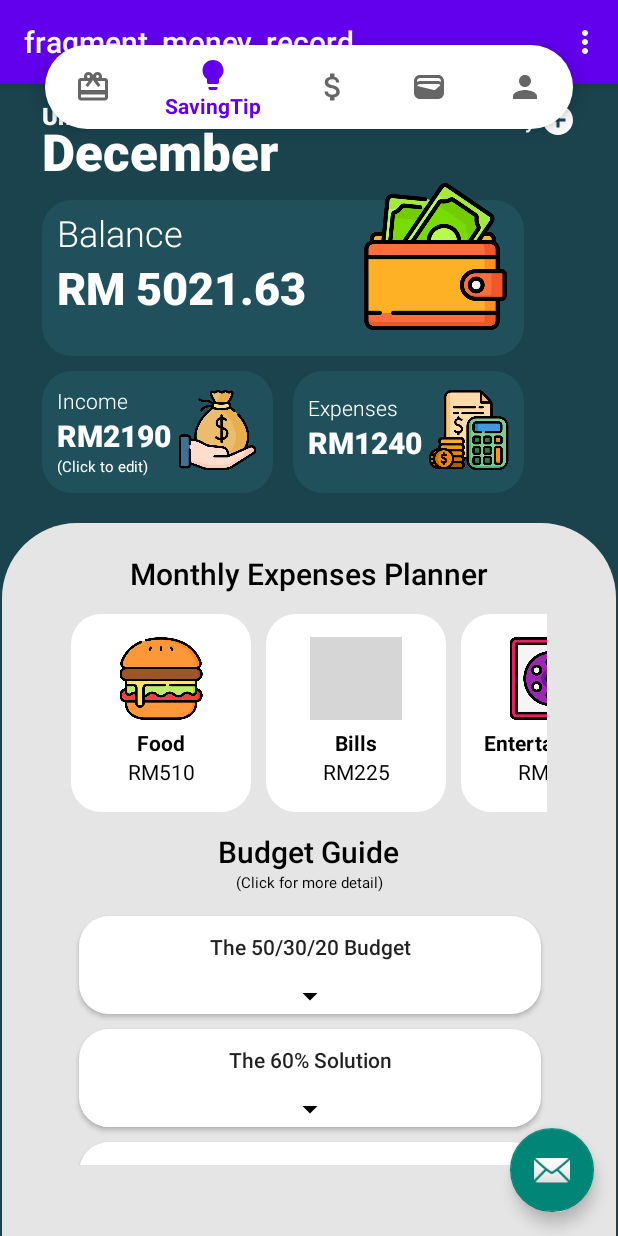
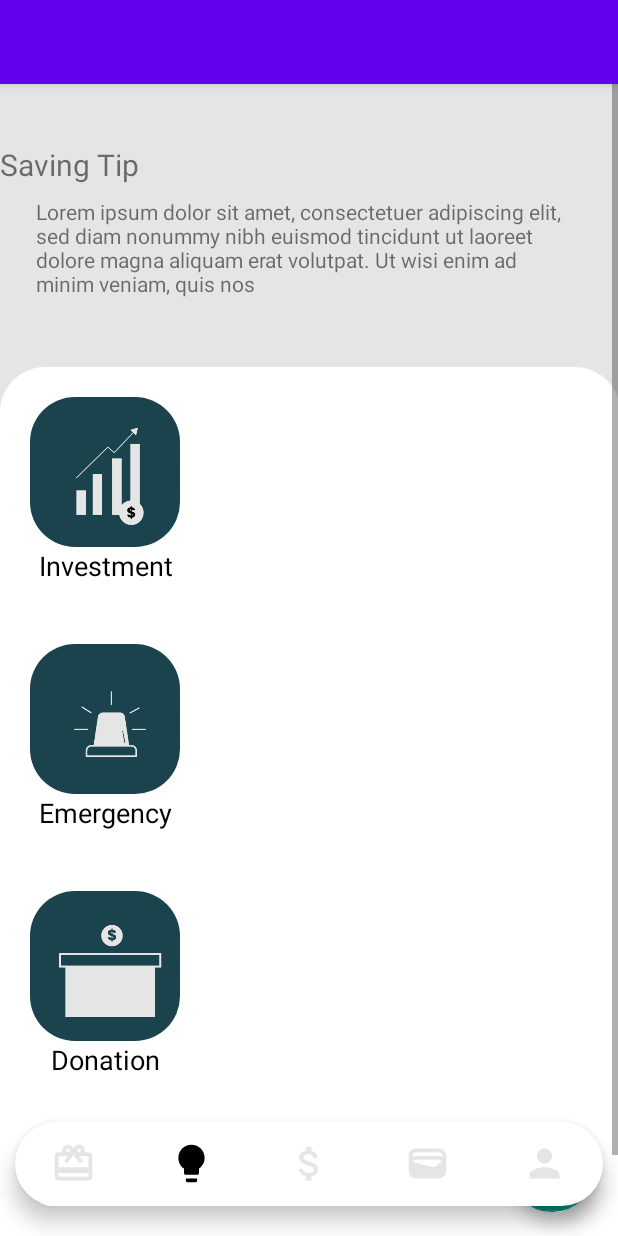
Before and after one commit to aidil576/UnbrokeBudgetApp, an Android app: the screen it shows after launch (MainActivity), item 2 of the bottom bar chosen, on a phone screen of 412 x 824 dp. Run offline under Robolectric (Android 15) with nearby library versions, the phone set to English and light mode, and no system bars; our stand-ins replace navigation-ui; grey boxes are pictures that could not be loaded.

Commit message:
Menu Bottom Bar Navigation Update: Successful to make it function but have some bug when click the menu button

```diff
--- a/app/src/main/java/com/example/unbrokebudgetapplication/MainActivity.java
+++ b/app/src/main/java/com/example/unbrokebudgetapplication/MainActivity.java
@@ -1,76 +1,112 @@
 package com.example.unbrokebudgetapplication;
 
 import android.os.Bundle;
+import android.view.MenuItem;
 
-import com.google.android.material.snackbar.Snackbar;
+import androidx.annotation.NonNull;
+import androidx.appcompat.app.AppCompatActivity;
+import androidx.fragment.app.Fragment;
 
-import androidx.appcompat.app.AppCompatActivity;
+import com.google.android.material.bottomnavigation.BottomNavigationView;
+import com.google.android.material.navigation.NavigationBarView;
 
-import android.view.View;
 
-import androidx.navigation.NavController;
-import androidx.navigation.Navigation;
-import androidx.navigation.ui.AppBarConfiguration;
-import androidx.navigation.ui.NavigationUI;
 
-import com.example.unbrokebudgetapplication.databinding.ActivityMainBinding;
-
-import android.view.Menu;
-import android.view.MenuItem;
+//unused import
+//import android.view.View;
+//import androidx.navigation.NavController;
+//import androidx.navigation.Navigation;
+//import androidx.navigation.ui.AppBarConfiguration;
+//import androidx.navigation.ui.NavigationUI;
+//import com.google.android.material.snackbar.Snackbar;
+//import com.example.unbrokebudgetapplication.databinding.ActivityMainBinding;
+//
+//import android.view.Menu;
 
 public class MainActivity extends AppCompatActivity {
 
-    private AppBarConfiguration appBarConfiguration;
-    private ActivityMainBinding binding;
+    //private AppBarConfiguration appBarConfiguration;
+    //private ActivityMainBinding binding;
+    BottomNavigationView navigationView;
 
     @Override
     protected void onCreate(Bundle savedInstanceState) {
         super.onCreate(savedInstanceState);
+        setContentView(R.layout.activity_main);
+        //hide action bar
+        //getSupportActionBar().hide();
 
-        binding = ActivityMainBinding.inflate(getLayoutInflater());
-        setContentView(binding.getRoot());
+//        binding = ActivityMainBinding.inflate(getLayoutInflater());
+//        setContentView(binding.getRoot());
+//        setSupportActionBar(binding.toolbar);
 
-        setSupportActionBar(binding.toolbar);
+        navigationView = findViewById(R.id.bottom_nav);
 
-        NavController navController = Navigation.findNavController(this, R.id.nav_host_fragment_content_main);
-        appBarConfiguration = new AppBarConfiguration.Builder(navController.getGraph()).build();
-        NavigationUI.setupActionBarWithNavController(this, navController, appBarConfiguration);
+        getSupportFragmentManager().beginTransaction().replace(R.id.nav_host_fragment_content_main, new FirstFragment()).commit();
+        //navigationView.setSelectedItemId(R.id.dailyExpenses);
 
-        binding.fab.setOnClickListener(new View.OnClickListener() {
+        navigationView.setOnItemSelectedListener(new NavigationBarView.OnItemSelectedListener() {
             @Override
-            public void onClick(View view) {
-                Snackbar.make(view, "Replace with your own action", Snackbar.LENGTH_LONG)
-                        .setAction("Action", null).show();
+            public boolean onNavigationItemSelected(@NonNull MenuItem item){
+                Fragment fragment = null;
+                switch (item.getItemId()){
+                    case R.id.profile:
+                        fragment = new LoginFragment();
+                        break;
+                    case R.id.savingTip:
+                        fragment = new savingTips();
+                        break;
+                    case R.id.dailyExpenses:
+                        fragment = new fragment_money_record();
+                        break;
+//                    case.R.id.redeem;
+//                    fragment = new fragment_point_redemption();
+//                    break;
+                }
+                getSupportFragmentManager().beginTransaction().replace(R.id.nav_host_fragment_content_main, fragment).commit();
+                return true;
             }
         });
+
+//        NavController navController = Navigation.findNavController(this, R.id.nav_host_fragment_content_main);
+//        appBarConfiguration = new AppBarConfiguration.Builder(navController.getGraph()).build();
+//        NavigationUI.setupActionBarWithNavController(this, navController, appBarConfiguration);
+//
+//        binding.fab.setOnClickListener(new View.OnClickListener() {
+//            @Override
+//            public void onClick(View view) {
+//                Snackbar.make(view, "Replace with your own action", Snackbar.LENGTH_LONG)
+//                        .setAction("Action", null).show();
+//            }
+//        });
     }
 
-    @Override
-    public boolean onCreateOptionsMenu(Menu menu) {
-        // Inflate the menu; this adds items to the action bar if it is present.
-        getMenuInflater().inflate(R.menu.menu_main, menu);
-        return true;
-    }
+//    @Override
+//    public boolean onCreateOptionsMenu(Menu menu) {
+//        // Inflate the menu; this adds items to the action bar if it is present.
+//        getMenuInflater().inflate(R.menu.menu_main, menu);
+//        return true;
+//    }
 
-    @Override
-    public boolean onOptionsItemSelected(MenuItem item) {
-        // Handle action bar item clicks here. The action bar will
-        // automatically handle clicks on the Home/Up button, so long
-        // as you specify a parent activity in AndroidManifest.xml.
-        int id = item.getItemId();
+//    @Override
+//    public boolean onOptionsItemSelected(MenuItem item) {
+//        // Handle action bar item clicks here. The action bar will
+//        // automatically handle clicks on the Home/Up button, so long
+//        // as you specify a parent activity in AndroidManifest.xml.
+//        int id = item.getItemId();
+//
+//        //noinspection SimplifiableIfStatement
+//        if (id == R.id.action_settings) {
+//              return true;
+////        }
+//
+//        return super.onOptionsItemSelected(item);
+//    }
 
-        //noinspection SimplifiableIfStatement
-//        if (id == R.id.action_settings) {
-//            return true;
-//        }
-
-        return super.onOptionsItemSelected(item);
-    }
-
-    @Override
-    public boolean onSupportNavigateUp() {
-        NavController navController = Navigation.findNavController(this, R.id.nav_host_fragment_content_main);
-        return NavigationUI.navigateUp(navController, appBarConfiguration)
-                || super.onSupportNavigateUp();
-    }
+//    @Override
+//    public boolean onSupportNavigateUp() {
+//        NavController navController = Navigation.findNavController(this, R.id.nav_host_fragment_content_main);
+//        return NavigationUI.navigateUp(navController, appBarConfiguration)
+//                || super.onSupportNavigateUp();
+//    }
 }
--- a/app/src/main/res/drawable/item_selector.xml
+++ b/app/src/main/res/drawable/item_selector.xml
@@ -1,6 +1,6 @@
 <?xml version="1.0" encoding="utf-8"?>
 <selector xmlns:android="http://schemas.android.com/apk/res/android">
-    <item android:state_pressed="true" android:color="@color/white"/>
-    <item android:state_checked="true" android:color="@color/white"/>
+    <item android:state_pressed="true" android:color="@color/black"/>
+    <item android:state_checked="true" android:color="@color/black"/>
     <item android:color= "#e5e5e5"/>
 </selector>
--- a/app/src/main/res/layout/activity_main.xml
+++ b/app/src/main/res/layout/activity_main.xml
@@ -1,5 +1,7 @@
 <?xml version="1.0" encoding="utf-8"?>
-<androidx.coordinatorlayout.widget.CoordinatorLayout xmlns:android="http://schemas.android.com/apk/res/android"
+<androidx.coordinatorlayout.widget.CoordinatorLayout
+
+    xmlns:android="http://schemas.android.com/apk/res/android"
     xmlns:app="http://schemas.android.com/apk/res-auto"
     xmlns:tools="http://schemas.android.com/tools"
     android:layout_width="match_parent"
@@ -10,16 +12,6 @@
 <!--        android:layout_width="match_parent"-->
 <!--        android:layout_height="match_parent">-->
 <!--    </RelativeLayout>-->
-    <com.google.android.material.bottomnavigation.BottomNavigationView
-        android:layout_width="match_parent"
-        android:layout_height="wrap_content"
-        android:layout_marginStart="30dp"
-        android:layout_marginTop="30dp"
-        android:layout_marginEnd="30dp"
-        android:layout_marginBottom="58dp"
-        android:elevation="2dp"
-        app:menu="@menu/menu_main"
-        android:background="@drawable/round_corner"/>
 
     <com.google.android.material.appbar.AppBarLayout
         android:layout_width="match_parent"
@@ -46,4 +38,21 @@
         android:layout_marginBottom="16dp"
         app:srcCompat="@android:drawable/ic_dialog_email" />
 
+    <com.google.android.material.bottomnavigation.BottomNavigationView
+        android:id="@+id/bottom_nav"
+        android:layout_width="match_parent"
+        android:layout_height="wrap_content"
+        android:layout_gravity="bottom"
+        android:layout_marginBottom="20dp"
+        android:layout_marginLeft="10dp"
+        android:layout_marginRight="10dp"
+        android:background="@drawable/round_corner"
+        android:elevation="2dp"
+        app:menu="@menu/menu_main"
+        app:itemRippleColor="@android:color/transparent"
+        app:itemIconSize="30dp"
+        app:labelVisibilityMode="unlabeled"
+        app:itemIconTint="@drawable/item_selector"/>
+
+
 </androidx.coordinatorlayout.widget.CoordinatorLayout>
--- a/app/src/main/res/layout/fragment_saving_tips.xml
+++ b/app/src/main/res/layout/fragment_saving_tips.xml
@@ -1,25 +1,29 @@
 <?xml version="1.0" encoding="utf-8"?>
-<androidx.constraintlayout.widget.ConstraintLayout xmlns:android="http://schemas.android.com/apk/res/android"
+<ScrollView xmlns:android="http://schemas.android.com/apk/res/android"
     xmlns:app="http://schemas.android.com/apk/res-auto"
     xmlns:tools="http://schemas.android.com/tools"
     android:id="@+id/Background"
     android:layout_width="match_parent"
-    android:layout_height="match_parent"
-    android:background="#E5E5E5"
+    android:layout_height="wrap_content"
+    android:background="#E5E5E5">
+
+    <androidx.constraintlayout.widget.ConstraintLayout
+        android:layout_width="match_parent"
+        android:layout_height="wrap_content"
         tools:context=".savingTips">
-
-    <!-- TODO: Update blank fragment layout -->
 
         <TextView
             android:id="@+id/savingTipID"
-        android:layout_width="221dp"
-        android:layout_height="57dp"
-        android:layout_marginEnd="148dp"
-        android:layout_marginBottom="760dp"
+            android:layout_width="match_parent"
+            android:layout_height="wrap_content"
+            android:layout_marginEnd="4dp"
+            android:layout_marginBottom="560dp"
             android:text="@string/saving_tip"
             android:textSize="20sp"
             app:layout_constraintBottom_toBottomOf="parent"
-        app:layout_constraintEnd_toEndOf="parent" />
+            app:layout_constraintEnd_toEndOf="parent"
+            app:layout_constraintTop_toTopOf="parent"
+            app:layout_constraintVertical_bias="0.168" />
 
         <TextView
             android:id="@+id/contentTip"
@@ -193,3 +197,5 @@
         </androidx.constraintlayout.widget.ConstraintLayout>
 
     </androidx.constraintlayout.widget.ConstraintLayout>
+
+</ScrollView>
```
Lines whose indentation alone changed are shown as unchanged.
